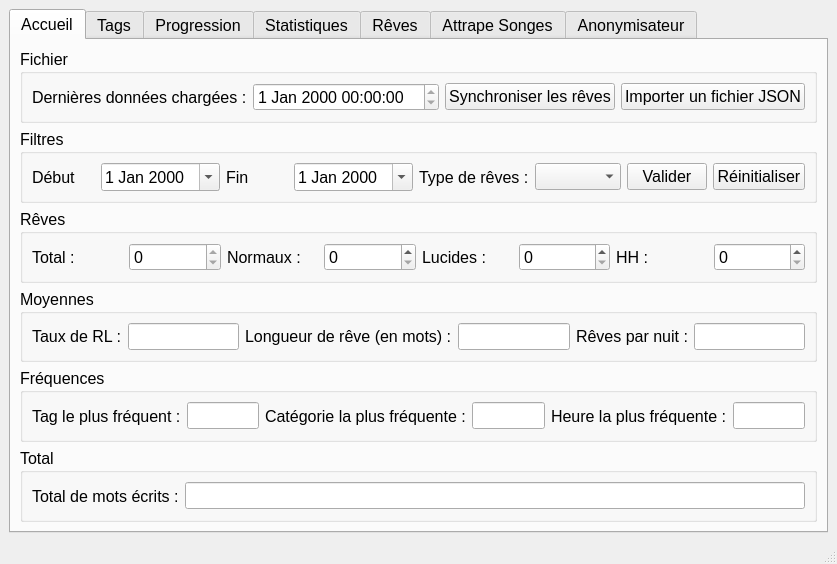
Old version of the form src/ui/main_window.ui in the repository estebanthi/DreamsAnalyzer.
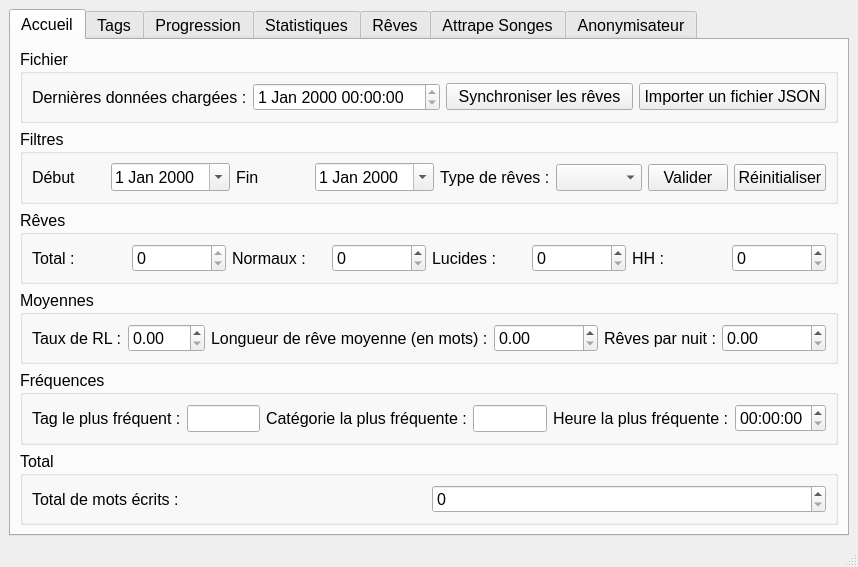
New version of the form. Custom widgets are drawn as their Qt base class.

```diff
--- a/src/ui/main_window.ui
+++ b/src/ui/main_window.ui
@@ -299,14 +299,9 @@
               </widget>
              </item>
              <item>
-              <widget class="QLineEdit" name="lucidDreamsRate">
-               <property name="font">
-                <font>
-                 <pointsize>12</pointsize>
-                </font>
-               </property>
-               <property name="readOnly">
-                <bool>true</bool>
+              <widget class="QDoubleSpinBox" name="lucidDreamsRate">
+               <property name="maximum">
+                <double>100.000000000000000</double>
                </property>
               </widget>
              </item>
@@ -318,19 +313,17 @@
                 </font>
                </property>
                <property name="text">
-                <string>Longueur de rêve (en mots) :</string>
+                <string>Longueur de rêve moyenne (en mots) :</string>
                </property>
               </widget>
              </item>
              <item>
-              <widget class="QLineEdit" name="averageLength">
-               <property name="font">
-                <font>
-                 <pointsize>12</pointsize>
-                </font>
+              <widget class="QDoubleSpinBox" name="averageLength">
+               <property name="minimum">
+                <double>0.000000000000000</double>
                </property>
-               <property name="readOnly">
-                <bool>true</bool>
+               <property name="maximum">
+                <double>100000000.000000000000000</double>
                </property>
               </widget>
              </item>
@@ -347,14 +340,9 @@
               </widget>
              </item>
              <item>
-              <widget class="QLineEdit" name="averageDreamsPerNight">
-               <property name="font">
-                <font>
-                 <pointsize>12</pointsize>
-                </font>
-               </property>
-               <property name="readOnly">
-                <bool>true</bool>
+              <widget class="QDoubleSpinBox" name="averageDreamsPerNight">
+               <property name="maximum">
+                <double>100000000.000000000000000</double>
                </property>
               </widget>
              </item>
@@ -435,16 +423,7 @@
             </widget>
            </item>
            <item>
-            <widget class="QLineEdit" name="mostFrequentHour">
-             <property name="font">
-              <font>
-               <pointsize>12</pointsize>
-              </font>
-             </property>
-             <property name="readOnly">
-              <bool>true</bool>
-             </property>
-            </widget>
+            <widget class="QTimeEdit" name="mostFrequentHour"/>
            </item>
           </layout>
          </widget>
@@ -473,14 +452,9 @@
             </widget>
            </item>
            <item>
-            <widget class="QLineEdit" name="totalWords">
-             <property name="font">
-              <font>
-               <pointsize>12</pointsize>
-              </font>
-             </property>
-             <property name="readOnly">
-              <bool>true</bool>
+            <widget class="QSpinBox" name="totalWords">
+             <property name="maximum">
+              <number>1000000000</number>
              </property>
             </widget>
            </item>
```
